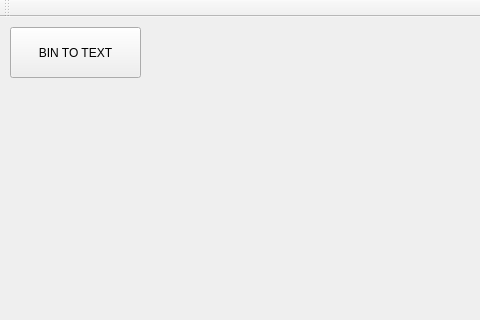
Qt form forms/mainwindow.ui (psv-git/BDOLang) before a commit; both pictures show x 0 to 480 and y 0 to 320 of the 701 by 407 pixel window.
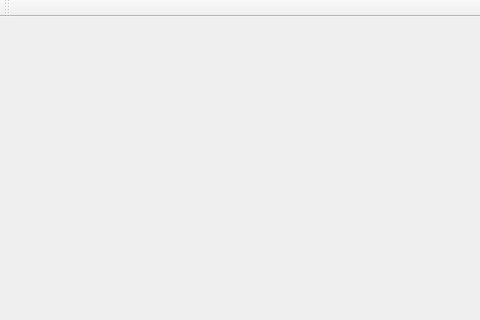
The same form after that commit. Custom widgets are drawn as their Qt base class.

Diff of the .ui file:
```diff
--- a/forms/mainwindow.ui
+++ b/forms/mainwindow.ui
@@ -13,21 +13,7 @@
   <property name="windowTitle">
    <string>MainWindow</string>
   </property>
-  <widget class="QWidget" name="centralWidget">
-   <widget class="BinToTextButton" name="BinToTextButton">
-    <property name="geometry">
-     <rect>
-      <x>10</x>
-      <y>10</y>
-      <width>131</width>
-      <height>51</height>
-     </rect>
-    </property>
-    <property name="text">
-     <string>BIN TO TEXT</string>
-    </property>
-   </widget>
-  </widget>
+  <widget class="QWidget" name="centralWidget"/>
   <widget class="QToolBar" name="mainToolBar">
    <attribute name="toolBarArea">
     <enum>TopToolBarArea</enum>
@@ -39,13 +25,6 @@
   <widget class="QStatusBar" name="statusBar"/>
  </widget>
  <layoutdefault spacing="6" margin="11"/>
- <customwidgets>
-  <customwidget>
-   <class>BinToTextButton</class>
-   <extends>QPushButton</extends>
-   <header>bintotextbutton.hpp</header>
-  </customwidget>
- </customwidgets>
  <resources/>
  <connections/>
  <slots>
```
